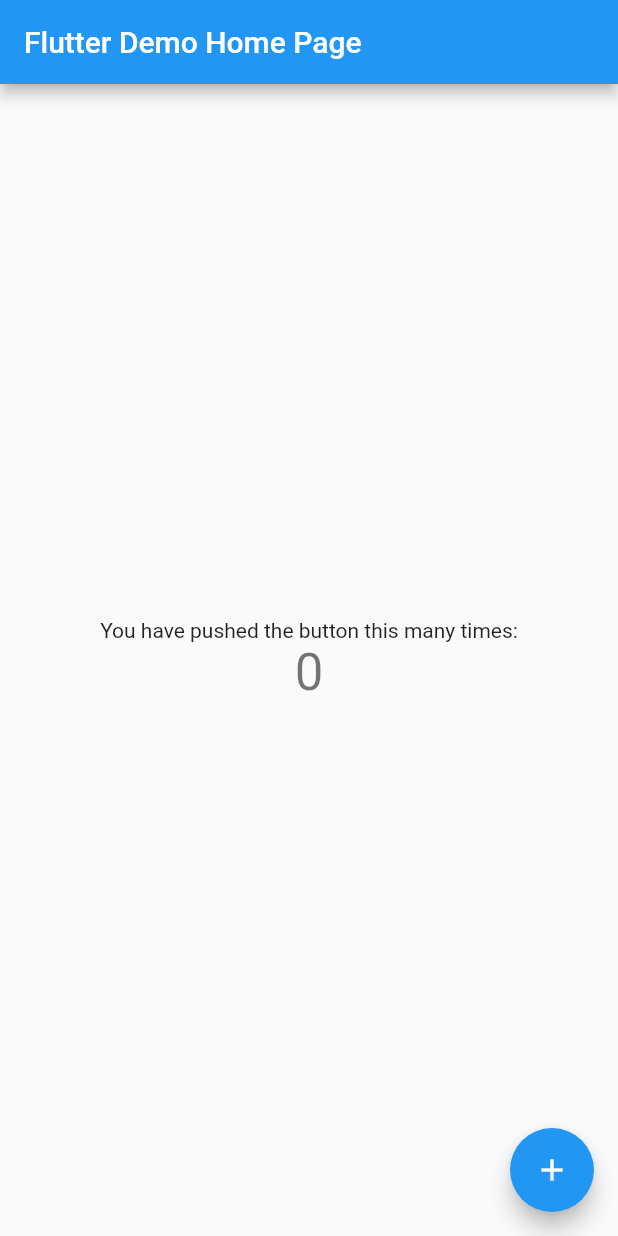
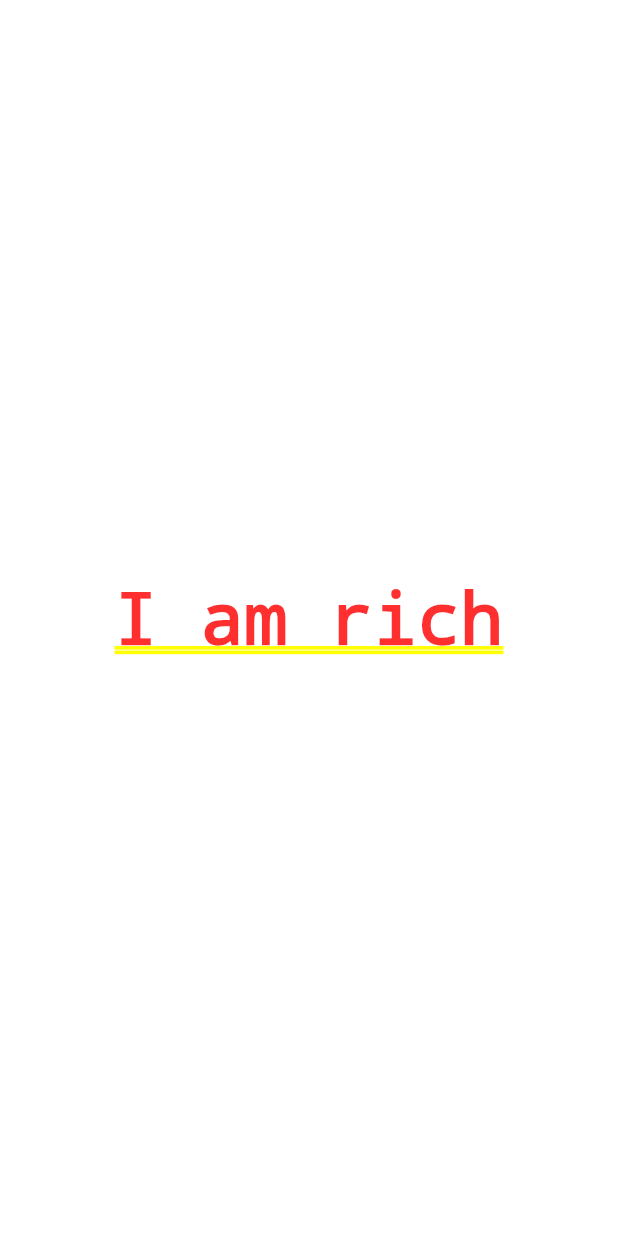
Before and after one commit to adijha/I-am-rich-app, a Flutter app: the screen it shows after launch, on a phone screen of 412 x 824 dp. Run offline on Flutter 3.47's test engine with Material 2 defaults, Android fonts, the phone set to English and light mode, and no system bars.

Commit message:
first written dart code

```diff
--- a/lib/main.dart
+++ b/lib/main.dart
@@ -1,111 +1,9 @@
 import 'package:flutter/material.dart';
 
-void main() => runApp(MyApp());
-
-class MyApp extends StatelessWidget {
-  // This widget is the root of your application.
-  @override
-  Widget build(BuildContext context) {
-    return MaterialApp(
-      title: 'Flutter Demo',
-      theme: ThemeData(
-        // This is the theme of your application.
-        //
-        // Try running your application with "flutter run". You'll see the
-        // application has a blue toolbar. Then, without quitting the app, try
-        // changing the primarySwatch below to Colors.green and then invoke
-        // "hot reload" (press "r" in the console where you ran "flutter run",
-        // or simply save your changes to "hot reload" in a Flutter IDE).
-        // Notice that the counter didn't reset back to zero; the application
-        // is not restarted.
-        primarySwatch: Colors.blue,
-      ),
-      home: MyHomePage(title: 'Flutter Demo Home Page'),
-    );
-  }
-}
-
-class MyHomePage extends StatefulWidget {
-  MyHomePage({Key key, this.title}) : super(key: key);
-
-  // This widget is the home page of your application. It is stateful, meaning
-  // that it has a State object (defined below) that contains fields that affect
-  // how it looks.
-
-  // This class is the configuration for the state. It holds the values (in this
-  // case the title) provided by the parent (in this case the App widget) and
-  // used by the build method of the State. Fields in a Widget subclass are
-  // always marked "final".
-
-  final String title;
-
-  @override
-  _MyHomePageState createState() => _MyHomePageState();
-}
-
-class _MyHomePageState extends State<MyHomePage> {
-  int _counter = 0;
-
-  void _incrementCounter() {
-    setState(() {
-      // This call to setState tells the Flutter framework that something has
-      // changed in this State, which causes it to rerun the build method below
-      // so that the display can reflect the updated values. If we changed
-      // _counter without calling setState(), then the build method would not be
-      // called again, and so nothing would appear to happen.
-      _counter++;
-    });
-  }
-
-  @override
-  Widget build(BuildContext context) {
-    // This method is rerun every time setState is called, for instance as done
-    // by the _incrementCounter method above.
-    //
-    // The Flutter framework has been optimized to make rerunning build methods
-    // fast, so that you can just rebuild anything that needs updating rather
-    // than having to individually change instances of widgets.
-    return Scaffold(
-      appBar: AppBar(
-        // Here we take the value from the MyHomePage object that was created by
-        // the App.build method, and use it to set our appbar title.
-        title: Text(widget.title),
-      ),
-      body: Center(
-        // Center is a layout widget. It takes a single child and positions it
-        // in the middle of the parent.
-        child: Column(
-          // Column is also layout widget. It takes a list of children and
-          // arranges them vertically. By default, it sizes itself to fit its
-          // children horizontally, and tries to be as tall as its parent.
-          //
-          // Invoke "debug painting" (press "p" in the console, choose the
-          // "Toggle Debug Paint" action from the Flutter Inspector in Android
-          // Studio, or the "Toggle Debug Paint" command in Visual Studio Code)
-          // to see the wireframe for each widget.
-          //
-          // Column has various properties to control how it sizes itself and
-          // how it positions its children. Here we use mainAxisAlignment to
-          // center the children vertically; the main axis here is the vertical
-          // axis because Columns are vertical (the cross axis would be
-          // horizontal).
-          mainAxisAlignment: MainAxisAlignment.center,
-          children: <Widget>[
-            Text(
-              'You have pushed the button this many times:',
-            ),
-            Text(
-              '$_counter',
-              style: Theme.of(context).textTheme.display1,
-            ),
-          ],
+void main() => runApp(
+      MaterialApp(
+        home: Center(
+          child: Text('I am rich'),
         ),
       ),
-      floatingActionButton: FloatingActionButton(
-        onPressed: _incrementCounter,
-        tooltip: 'Increment',
-        child: Icon(Icons.add),
-      ), // This trailing comma makes auto-formatting nicer for build methods.
     );
-  }
-}
```
